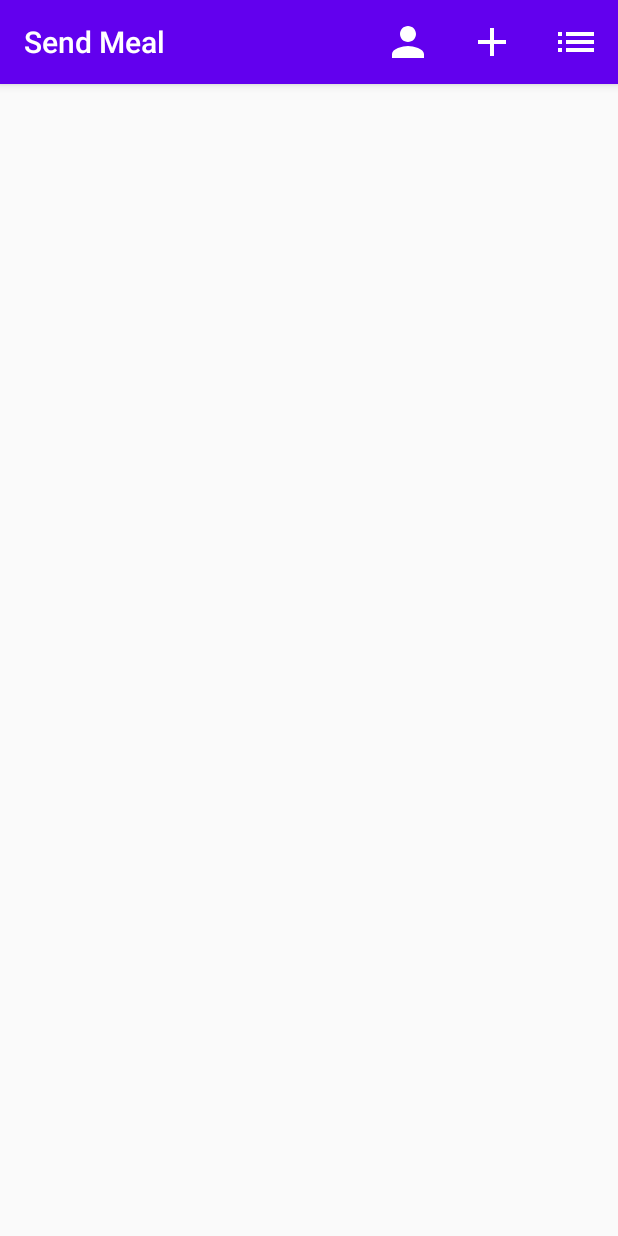
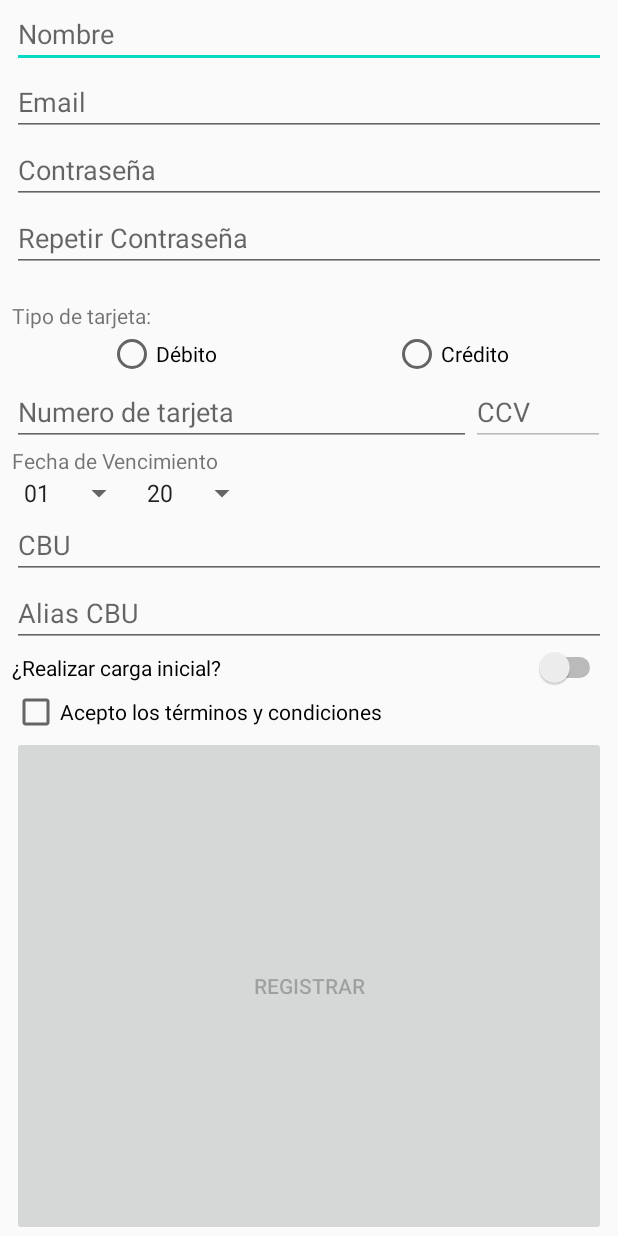
Before and after one commit to GiovaniFerraroTrivelli/TP-ISI-DAM-2020, an Android app: the screen it shows after launch (HomeActivity before the commit, RegistrarActivity after it), after a tap on "Registrar", on a phone screen of 412 x 824 dp. Run offline under Robolectric (Android 15) with nearby library versions, the phone set to English and light mode, and no system bars.

Commit message:
Llamar a Registrar. Visualizar Spinners.
Llamar a la actividad de registro desde la Action Bar. Visualizar el mes de vencimiento y el año como spinners.

```diff
--- a/app/src/main/AndroidManifest.xml
+++ b/app/src/main/AndroidManifest.xml
@@ -17,7 +17,7 @@
             </intent-filter>
         </activity>
 
-        <activity android:name=".MainActivity"></activity>
+        <activity android:name="isi.dam.sendmeal.RegistrarActivity" />
     </application>
 
 </manifest>
--- a/app/src/main/java/isi/dam/sendmeal/HomeActivity.java
+++ b/app/src/main/java/isi/dam/sendmeal/HomeActivity.java
@@ -2,6 +2,7 @@ package isi.dam.sendmeal;
 
 import androidx.appcompat.app.AppCompatActivity;
 
+import android.content.Intent;
 import android.os.Bundle;
 import android.util.Log;
 import android.view.Menu;
@@ -31,22 +32,23 @@ public class HomeActivity extends AppCompatActivity {
     public boolean onOptionsItemSelected(MenuItem item) {
         switch (item.getItemId()) {
             case R.id.registrar:
-                Log.d("onOptionsItemSelected", "registrar");
-                break;
+                Intent registarIntent =  new Intent(this, RegistrarActivity.class);
+                startActivity(registarIntent);
+                return true;
 
             case R.id.agregar_item:
                 Log.d("onOptionsItemSelected", "agregar_item");
-                break;
+                return true;
+
 
             case R.id.lista_items:
                 Log.d("onOptionsItemSelected", "lista_items");
-                break;
+                return true;
 
             default:
                 return super.onOptionsItemSelected(item);
         }
 
-        return super.onOptionsItemSelected(item);
     }
 
 
--- a/app/src/main/java/isi/dam/sendmeal/MainActivity.java
+++ b/app/src/main/java/isi/dam/sendmeal/RegistrarActivity.java
@@ -4,6 +4,7 @@ import android.os.Bundle;
 import android.text.Editable;
 import android.text.TextUtils;
 import android.text.TextWatcher;
+import android.util.Log;
 import android.view.View;
 import android.widget.Button;
 import android.widget.CheckBox;
@@ -12,17 +13,19 @@ import android.widget.EditText;
 import android.widget.RadioButton;
 import android.widget.RadioGroup;
 import android.widget.SeekBar;
+import android.widget.Spinner;
 import android.widget.Switch;
 import android.widget.TextView;
 import android.widget.Toast;
 
 import androidx.appcompat.app.AppCompatActivity;
 
-public class MainActivity extends AppCompatActivity implements View.OnClickListener {
+public class RegistrarActivity extends AppCompatActivity implements View.OnClickListener {
 
     EditText password;
     EditText confirmarPassword;
     TextView alertaPasword;
+    Spinner spinnerMesVencimiento, spinnerAnioVencimiento;
 
     @Override
     protected void onCreate(Bundle savedInstanceState) {
@@ -108,8 +111,11 @@ public class MainActivity extends AppCompatActivity implements View.OnClickListe
         }
 
         // Fecha Vencimiento
-        String mesVencimiento = ((EditText) findViewById(R.id.MesVencimiento)).getText().toString();
-        String anioVencimiento = ((EditText) findViewById(R.id.AnioVencimiento)).getText().toString();
+        spinnerMesVencimiento = (Spinner) findViewById(R.id.MesVencimiento);
+        spinnerAnioVencimiento = (Spinner) findViewById(R.id.AnioVencimiento);
+
+        Integer mesVencimiento = Integer.parseInt(spinnerMesVencimiento.getSelectedItem().toString());
+        Integer anioVencimiento = Integer.parseInt(spinnerAnioVencimiento.getSelectedItem().toString());
 
         // Tipo tarjeta
         RadioGroup radioTipoTarjeta = (RadioGroup) findViewById(R.id.CardType);
@@ -121,11 +127,9 @@ public class MainActivity extends AppCompatActivity implements View.OnClickListe
             tipoTarjeta = ((RadioButton) findViewById(idTipoTarjeta)).getText().toString();
         }
 
-        if (!TextUtils.isEmpty(mesVencimiento) && !TextUtils.isEmpty(anioVencimiento)) {
-            if ("Crédito".equals(tipoTarjeta)) {
-                if (!InputValidator.fechaVencimientoValida(Integer.parseInt(mesVencimiento), Integer.parseInt(anioVencimiento))) {
-                    Toast.makeText(this, "La tarjeta de crédito debe tener un vencimiento posterior a 3 (tres) meses.", Toast.LENGTH_SHORT).show();
-                }
+        if ("Crédito".equals(tipoTarjeta)) {
+            if (!InputValidator.fechaVencimientoValida(mesVencimiento, anioVencimiento)) {
+                Toast.makeText(this, "La tarjeta de crédito debe tener un vencimiento posterior a 3 (tres) meses.", Toast.LENGTH_SHORT).show();
             }
         }
 
--- a/app/src/main/res/layout/activity_main.xml
+++ b/app/src/main/res/layout/activity_main.xml
@@ -5,7 +5,7 @@
     android:layout_width="match_parent"
     android:layout_height="match_parent"
     android:orientation="vertical"
-    tools:context=".MainActivity"
+    tools:context=".RegistrarActivity"
     android:paddingLeft="8dp"
     android:paddingRight="8dp">
 
@@ -99,6 +99,19 @@
         android:layout_height="wrap_content"
         android:orientation="horizontal">
 
+        <Spinner
+            android:id="@+id/MesVencimiento"
+            android:layout_width="match_parent"
+            android:layout_height="match_parent"
+            android:entries="@array/spinner_meses"/>
+
+        <Spinner
+            android:id="@+id/AnioVencimiento"
+            android:layout_width="match_parent"
+            android:layout_height="match_parent"
+            android:entries="@array/spinner_anios"/>
+
+        <!--
         <EditText
             android:id="@+id/MesVencimiento"
             android:layout_width="243dp"
@@ -113,6 +126,8 @@
             android:hint="@string/año_vencimiento"
             android:inputType="number"
             android:maxLength="2"/>
+         -->
+
     </LinearLayout>
 
     <EditText
--- a/app/src/main/res/values/strings.xml
+++ b/app/src/main/res/values/strings.xml
@@ -21,4 +21,33 @@
     <string name="registrar">Registrar</string>
     <string name="agregar">Crear Ítem</string>
     <string name="lista">Lista de Items</string>
+
+    <string-array name="spinner_meses">
+        <item>01</item>
+        <item>02</item>
+        <item>03</item>
+        <item>04</item>
+        <item>05</item>
+        <item>06</item>
+        <item>07</item>
+        <item>08</item>
+        <item>09</item>
+        <item>10</item>
+        <item>11</item>
+        <item>12</item>
+    </string-array>
+
+    <string-array name="spinner_anios">
+        <item>20</item>
+        <item>21</item>
+        <item>22</item>
+        <item>23</item>
+        <item>24</item>
+        <item>25</item>
+        <item>26</item>
+        <item>27</item>
+        <item>28</item>
+        <item>29</item>
+        <item>30</item>
+    </string-array>
 </resources>
```
